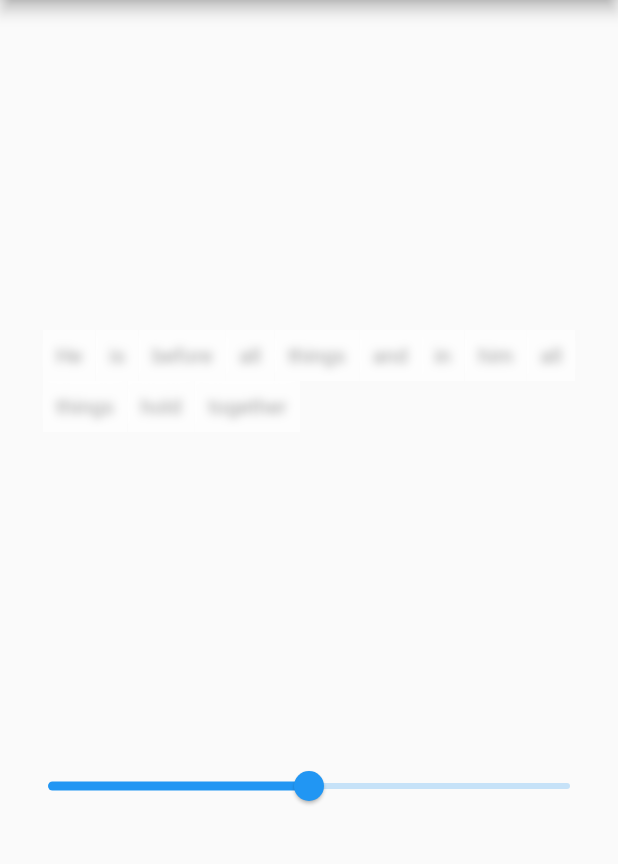
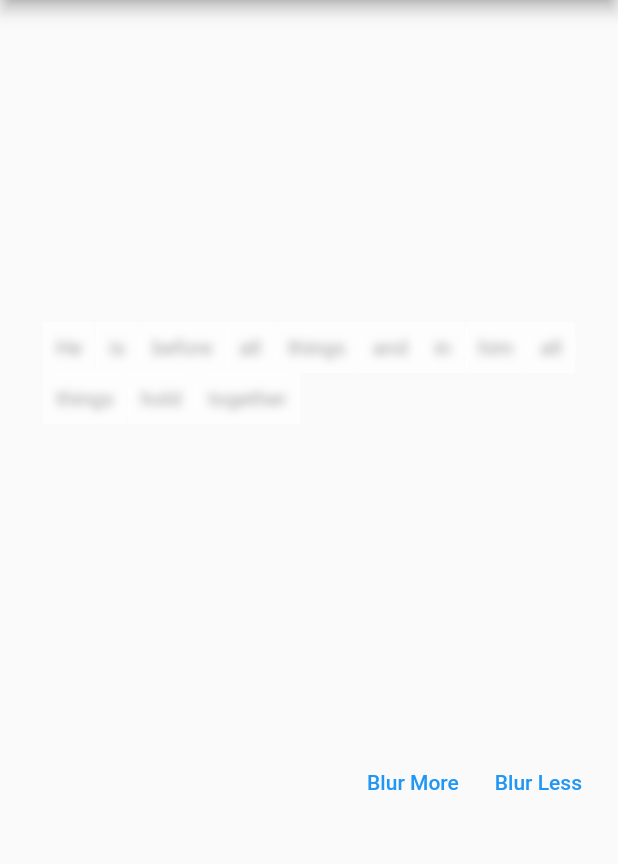
Before and after one commit to neiljaywarner/blur_verse, a Flutter app: the screen it shows after launch, on a phone screen of 412 x 824 dp, the part 84-948 px from its top. Run offline on Flutter 3.47's test engine with Material 2 defaults, Android fonts, the phone set to English and light mode, and no system bars; drawn by our look-alikes of blur.

Commit message:
carina prefers buttons to slider

```diff
--- a/lib/main.dart
+++ b/lib/main.dart
@@ -56,11 +56,23 @@ class _MyHomePageState extends State<MyHomePage> {
 
 
             ),
-            Slider(
-              value: blurValue,
-              max: 20,
-              onChanged: (double value) => setState(() => blurValue = value),
+            ButtonBar(
+              children:
+                  [
+                    TextButton(onPressed: () {
+                      setState(() {
+                        blurValue++;
+                      });
+                    }, child: const Text('Blur More'),),
+                    TextButton(onPressed: () {
+                      setState(() {
+                        blurValue--;
+                      });
+                    }, child: const Text('Blur Less'),),
+
+                  ]
             )
+
           ],
         ),
       ),
```
